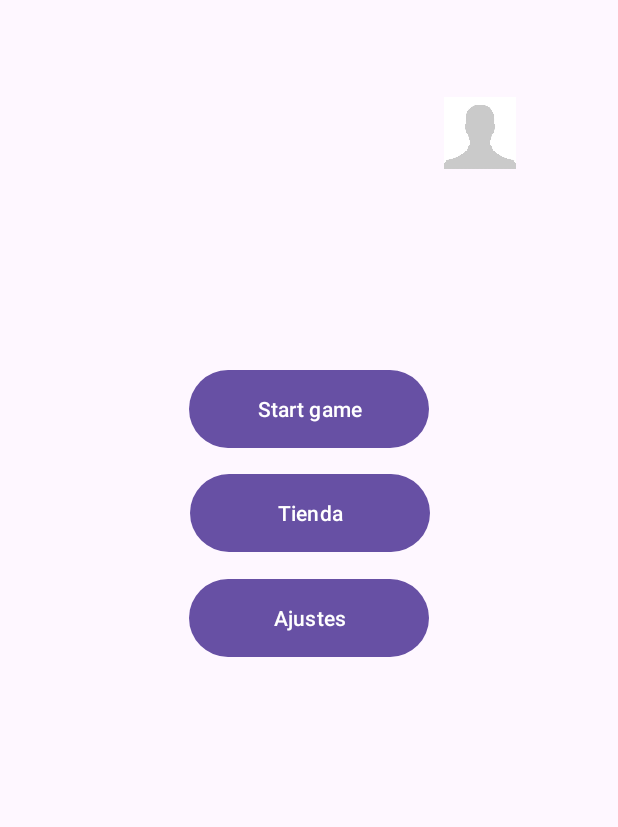
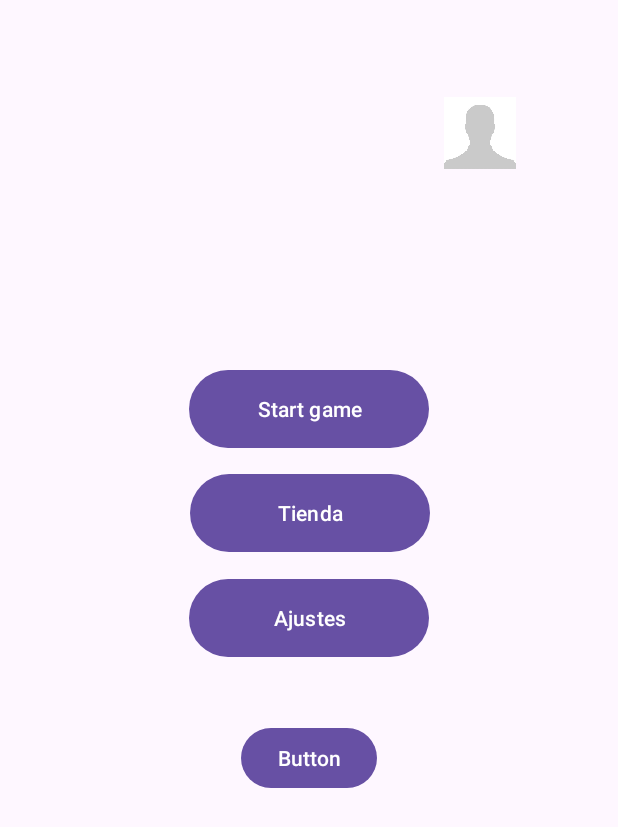
Before and after one commit to JuanAntonio234/CB2_DSA, an Android app built with Jetpack Compose: the MainMenu screen opened directly, with no data from a screen before it, on a phone screen of 412 x 824 dp. Shown: the top 827 px of the screen. Run offline under Robolectric (Android 15) with nearby library versions, the phone set to English and light mode, and no system bars.

Commit message:
bibliotecas arregladas

```diff
--- a/Android/app/src/main/java/com/example/login/MainMenu.java
+++ b/Android/app/src/main/java/com/example/login/MainMenu.java
@@ -28,6 +28,10 @@
         startActivity(intent);
         finish();
     }
+    public void onClick(View view){
+        Intent intent =new Intent(this, MensajesSistemas.class);
+        startActivity(intent);
+    }
     public void onStartGameClick(View view){
 
     }
--- a/Android/app/src/main/res/layout/activity_main_menu.xml
+++ b/Android/app/src/main/res/layout/activity_main_menu.xml
@@ -58,4 +58,17 @@
         app:layout_constraintTop_toTopOf="parent"
         app:layout_constraintVertical_bias="0.083"
         tools:srcCompat="@tools:sample/avatars" />
+
+    <Button
+        android:id="@+id/button3"
+        android:layout_width="wrap_content"
+        android:layout_height="wrap_content"
+        android:text="Button"
+        android:onClick="onClick"
+        app:layout_constraintBottom_toBottomOf="parent"
+        app:layout_constraintEnd_toEndOf="parent"
+        app:layout_constraintStart_toStartOf="parent"
+        app:layout_constraintTop_toTopOf="parent"
+        app:layout_constraintVertical_bias="0.62" />
+
 </androidx.constraintlayout.widget.ConstraintLayout>
```
Also changed, not shown: Android/app/src/main/java/com/example/login/FirstFragment.java (deleted, +0 -47 lines), Android/app/src/main/java/com/example/login/SecondFragment.java (deleted, +0 -47 lines), 1 other file.
